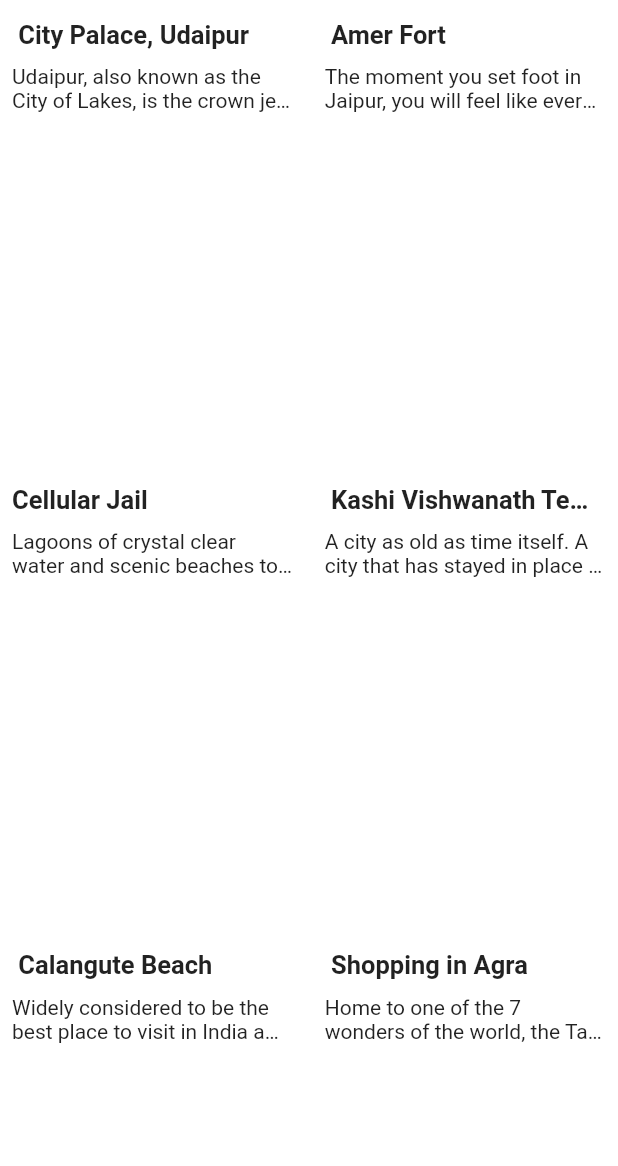
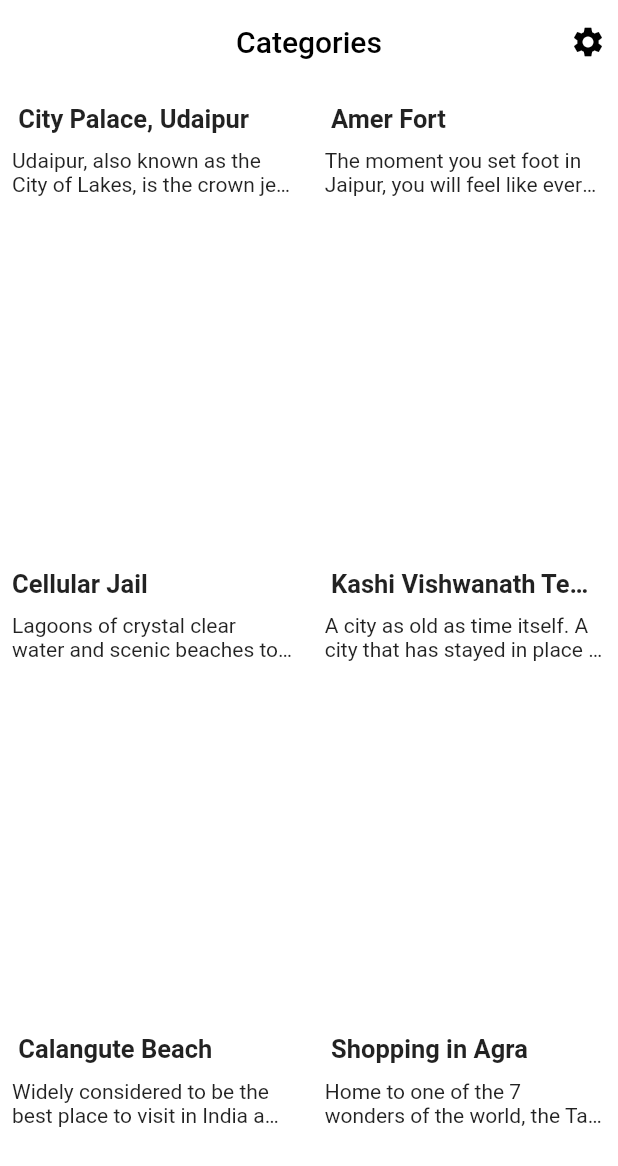
Before and after one commit to MuhammedNihalcp/Trenting-Travel-UI, a Flutter app: the ScreenCategory screen opened directly with empty values, on a phone screen of 412 x 824 dp. Shown: the top 1166 px of the screen. Run offline on Flutter 3.47's test engine with Material 2 defaults, Android fonts, the phone set to English and light mode, and no system bars; our stand-ins replace carousel_slider, get; missing offline and left inert: flutter_custom_cards.

Commit message:
add app bar on category page

```diff
--- a/lib/Screen/view/category/category_page.dart
+++ b/lib/Screen/view/category/category_page.dart
@@ -42,6 +42,26 @@ class ScreenCategory extends StatelessWidget {
   Widget build(BuildContext context) {
     return Scaffold(
       backgroundColor: backgroundC,
+      appBar: AppBar(
+        title: const Text(
+          'Categories',
+          style: TextStyle(
+            color: colorBlack,
+          ),
+        ),
+        centerTitle: true,
+        backgroundColor: backgroundC,
+        elevation: 0,
+        actions: const [
+          Padding(
+            padding: EdgeInsets.all(8.0),
+            child: Icon(
+              Icons.settings,
+              color: colorBlack,
+            ),
+          )
+        ],
+      ),
       body: SafeArea(
         child: GridView.builder(
           padding: EdgeInsets.zero,
```
